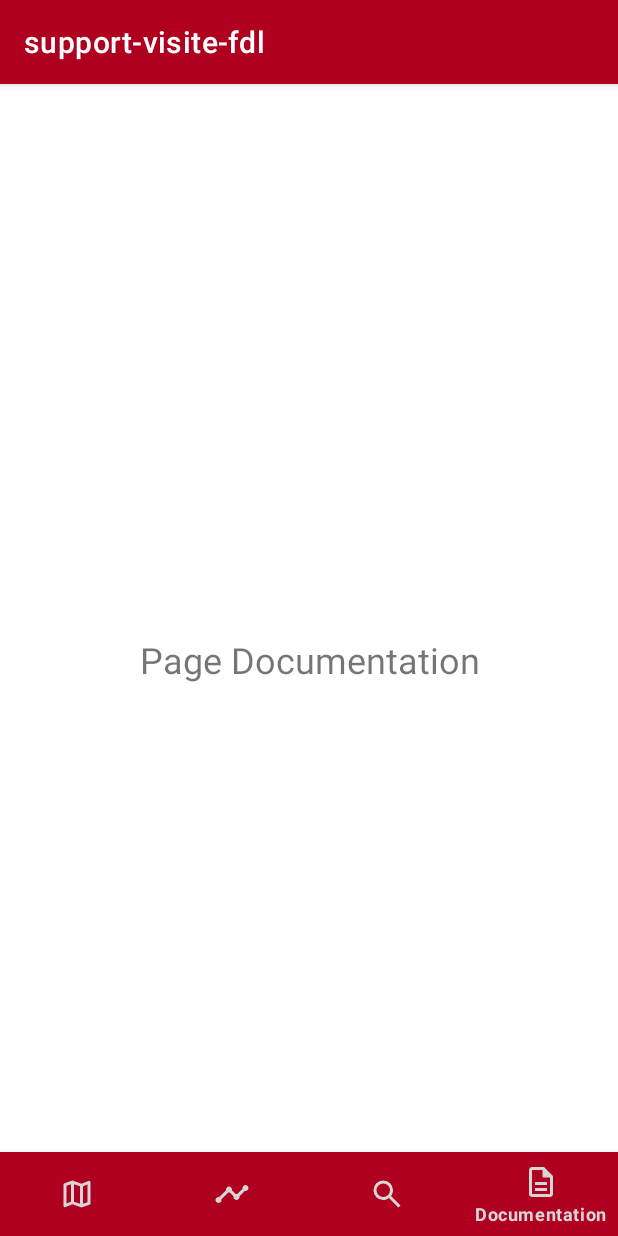
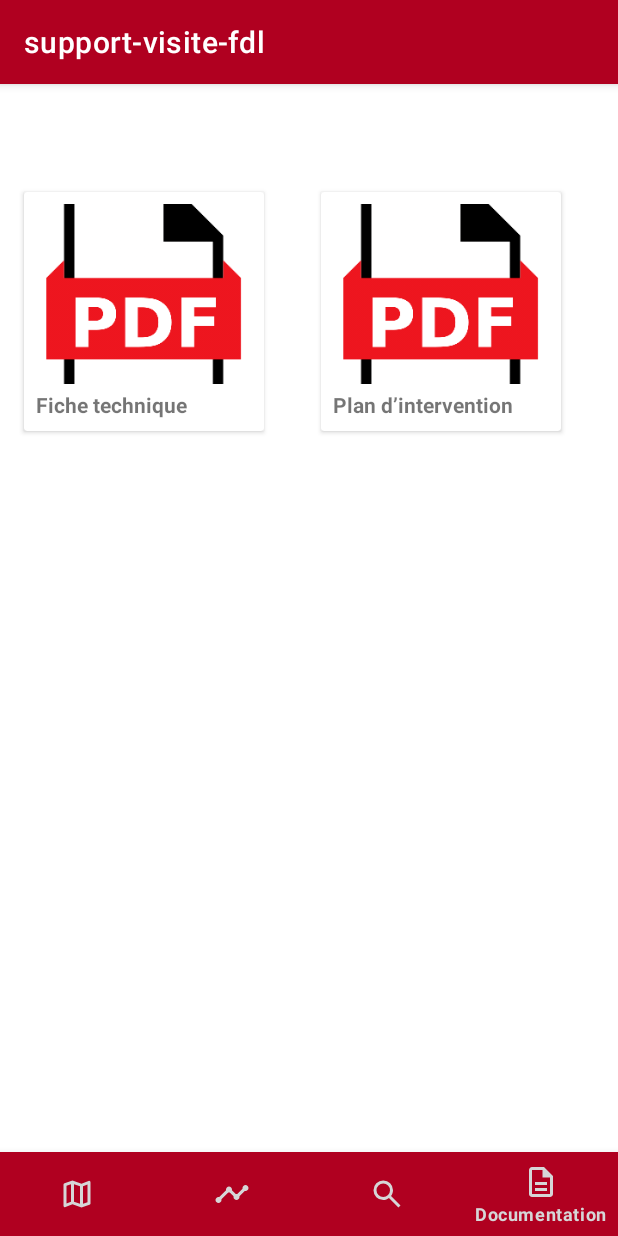
Before and after one commit to Fairy-Lucy/support-visite-fort-de-leveau, an Android app: the screen it shows after launch (MainActivity), item 4 of the bottom bar chosen, on a phone screen of 412 x 824 dp. Run offline under Robolectric (Android 15) with nearby library versions, the light colour scheme and no system bars; our stand-ins replace navigation-ui.

Commit message:
ajout partie documentation

```diff
--- /dev/null
+++ b/app/src/main/java/app/support_visite_fdl/Document.java
@@ -0,0 +1,21 @@
+package app.support_visite_fdl;
+
+import android.net.Uri;
+
+public class Document {
+    private final String title;
+    private final Uri uri;
+
+    public Document(String title, Uri uri) {
+        this.title = title;
+        this.uri = uri;
+    }
+
+    public String getTitle() {
+        return title;
+    }
+
+    public Uri getUri() {
+        return uri;
+    }
+}
--- /dev/null
+++ b/app/src/main/java/app/support_visite_fdl/DocumentAdapter.java
@@ -0,0 +1,58 @@
+package app.support_visite_fdl;
+
+import android.view.LayoutInflater;
+import android.view.View;
+import android.view.ViewGroup;
+import android.widget.ImageView;
+import android.widget.TextView;
+
+import androidx.annotation.NonNull;
+import androidx.recyclerview.widget.RecyclerView;
+
+import com.bumptech.glide.Glide;
+
+import java.util.List;
+
+public class DocumentAdapter extends RecyclerView.Adapter<DocumentAdapter.DocumentViewHolder> {
+
+    private final List<Document> documents;
+
+    public DocumentAdapter(List<Document> documents) {
+        this.documents = documents;
+    }
+
+    @NonNull
+    @Override
+    public DocumentViewHolder onCreateViewHolder(@NonNull ViewGroup parent, int viewType) {
+        View view = LayoutInflater.from(parent.getContext())
+                .inflate(R.layout.item_document, parent, false);
+        return new DocumentViewHolder(view);
+    }
+
+    @Override
+    public void onBindViewHolder(@NonNull DocumentViewHolder holder, int position) {
+        Document doc = documents.get(position);
+        holder.title.setText(doc.getTitle());
+
+        // Pour les PDF, on peut afficher une icône ou une miniature avec Glide si tu as un aperçu en image
+        Glide.with(holder.image.getContext())
+                .load(R.drawable.ic_pdf_icon) // ou une image générée du PDF
+                .into(holder.image);
+    }
+
+    @Override
+    public int getItemCount() {
+        return documents.size();
+    }
+
+    static class DocumentViewHolder extends RecyclerView.ViewHolder {
+        ImageView image;
+        TextView title;
+
+        public DocumentViewHolder(@NonNull View itemView) {
+            super(itemView);
+            image = itemView.findViewById(R.id.document_preview);
+            title = itemView.findViewById(R.id.document_title);
+        }
+    }
+}
--- a/app/src/main/java/app/support_visite_fdl/DocumentationFragment.java
+++ b/app/src/main/java/app/support_visite_fdl/DocumentationFragment.java
@@ -5,14 +5,39 @@ import android.view.LayoutInflater;
 import android.view.View;
 import android.view.ViewGroup;
 
+import android.net.Uri;
+
 import androidx.fragment.app.Fragment;
+import androidx.recyclerview.widget.GridLayoutManager;
+import androidx.recyclerview.widget.RecyclerView;
+
+import java.util.List;
+import java.util.ArrayList;
 
 public class DocumentationFragment extends Fragment {
+
+    private RecyclerView recyclerView;
+    private DocumentAdapter adapter;
+
     public DocumentationFragment() {}
 
     @Override
     public View onCreateView(LayoutInflater inflater, ViewGroup container,
                              Bundle savedInstanceState) {
-        return inflater.inflate(R.layout.fragment_documentation, container, false);
+        View view = inflater.inflate(R.layout.fragment_documentation, container, false);
+        recyclerView = view.findViewById(R.id.documents_recycler_view);
+
+        recyclerView.setLayoutManager(new GridLayoutManager(requireContext(), 2)); // grille 2 colonnes
+        adapter = new DocumentAdapter(getDummyDocuments()); // à remplacer par une vraie source
+        recyclerView.setAdapter(adapter);
+
+        return view;
+    }
+
+    private List<Document> getDummyDocuments() {
+        List<Document> list = new ArrayList<>();
+        list.add(new Document("Fiche technique", Uri.parse("file:///.../fiche.pdf")));
+        list.add(new Document("Plan d’intervention", Uri.parse("file:///.../plan.pdf")));
+        return list;
     }
 }
--- a/app/src/main/java/app/support_visite_fdl/data/entities/ImageEntity.java
+++ b/app/src/main/java/app/support_visite_fdl/data/entities/ImageEntity.java
@@ -14,8 +14,6 @@ public class ImageEntity {
     @ColumnInfo(name = "date")
     public long date;
 
-    // autres champs...
-
     public String getUri() {
         return "file://" + chemin;
     }
--- a/app/src/main/res/layout/fragment_documentation.xml
+++ b/app/src/main/res/layout/fragment_documentation.xml
@@ -1,12 +1,12 @@
 <?xml version="1.0" encoding="utf-8"?>
-<androidx.constraintlayout.widget.ConstraintLayout xmlns:android="http://schemas.android.com/apk/res/android"
+<FrameLayout xmlns:android="http://schemas.android.com/apk/res/android"
+    android:id="@+id/fragment_documents"
     android:layout_width="match_parent"
     android:layout_height="match_parent">
-    <TextView
+
+    <androidx.recyclerview.widget.RecyclerView
+        android:id="@+id/documents_recycler_view"
         android:layout_width="match_parent"
         android:layout_height="match_parent"
-        android:gravity="center"
-        android:text="Page Documentation"
-        android:textSize="24sp"/>
-
-</androidx.constraintlayout.widget.ConstraintLayout>
+        android:padding="8dp" />
+</FrameLayout>
--- /dev/null
+++ b/app/src/main/res/layout/item_document.xml
@@ -0,0 +1,32 @@
+<?xml version="1.0" encoding="utf-8"?>
+<androidx.cardview.widget.CardView xmlns:android="http://schemas.android.com/apk/res/android"
+    android:layout_width="160dp"
+    android:layout_height="wrap_content"
+    android:layout_margin="8dp"
+    android:elevation="4dp">
+
+    <LinearLayout
+        android:layout_width="match_parent"
+        android:layout_height="wrap_content"
+        android:orientation="vertical"
+        android:padding="8dp">
+
+        <ImageView
+            android:id="@+id/document_preview"
+            android:layout_width="match_parent"
+            android:layout_height="120dp"
+            android:scaleType="centerCrop"
+            android:src="@drawable/ic_pdf_icon" />
+
+        <TextView
+            android:id="@+id/document_title"
+            android:layout_width="match_parent"
+            android:layout_height="wrap_content"
+            android:paddingTop="4dp"
+            android:text="Titre du document"
+            android:textSize="14sp"
+            android:textStyle="bold"
+            android:maxLines="2"
+            android:ellipsize="end" />
+    </LinearLayout>
+</androidx.cardview.widget.CardView>
--- a/app/src/main/res/mipmap-anydpi/ic_launcher_round.xml
+++ b/app/src/main/res/mipmap-anydpi/ic_launcher_round.xml
@@ -1,6 +1,6 @@
 <?xml version="1.0" encoding="utf-8"?>
 <adaptive-icon xmlns:android="http://schemas.android.com/apk/res/android">
     <background android:drawable="@drawable/ic_launcher_background" />
-    <foreground android:drawable="@drawable/ic_launcher_foreground" />
+    <foreground android:drawable="@drawable/launcher" />
     <monochrome android:drawable="@drawable/ic_launcher_foreground" />
 </adaptive-icon>
```
Also changed, not shown: app/src/main/java/app/support_visite_fdl/data/entities/ImageLieuCrossRef.java (line endings or trailing spaces), app/src/main/res/drawable/ic_pdf_icon.png (added).
